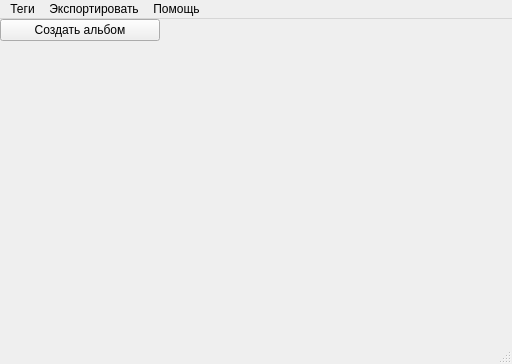
Above: files/main_window.ui from Mooro869/PhotoCollection before the change. Below: the same form after it.
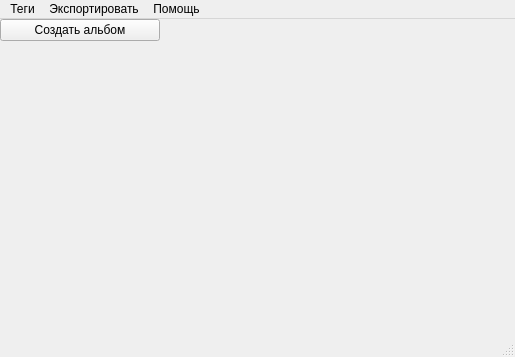
That is the form after the change.

Commit message: Работает вывод теста в statusbar Немного сделан и написан новый UI для тегов

What changed in the file:
```diff
--- a/files/main_window.ui
+++ b/files/main_window.ui
@@ -9,8 +9,8 @@
    <rect>
     <x>0</x>
     <y>0</y>
-    <width>512</width>
-    <height>364</height>
+    <width>515</width>
+    <height>357</height>
    </rect>
   </property>
   <property name="windowTitle">
@@ -54,13 +54,14 @@
     <layout class="QFormLayout" name="list_files"/>
    </widget>
   </widget>
+  <widget class="QStatusBar" name="statusbar"/>
   <widget class="QMenuBar" name="menubar">
    <property name="geometry">
     <rect>
      <x>0</x>
      <y>0</y>
-     <width>512</width>
-     <height>26</height>
+     <width>515</width>
+     <height>18</height>
     </rect>
    </property>
    <widget class="QMenu" name="help">
@@ -90,7 +91,6 @@
    <addaction name="export_2"/>
    <addaction name="help"/>
   </widget>
-  <widget class="QStatusBar" name="statusbar"/>
   <action name="about">
    <property name="text">
     <string>О приложении</string>
```
Left out of the diff: 6 changed lines with no effect on the pictures. The commit also changes 3 other files.
